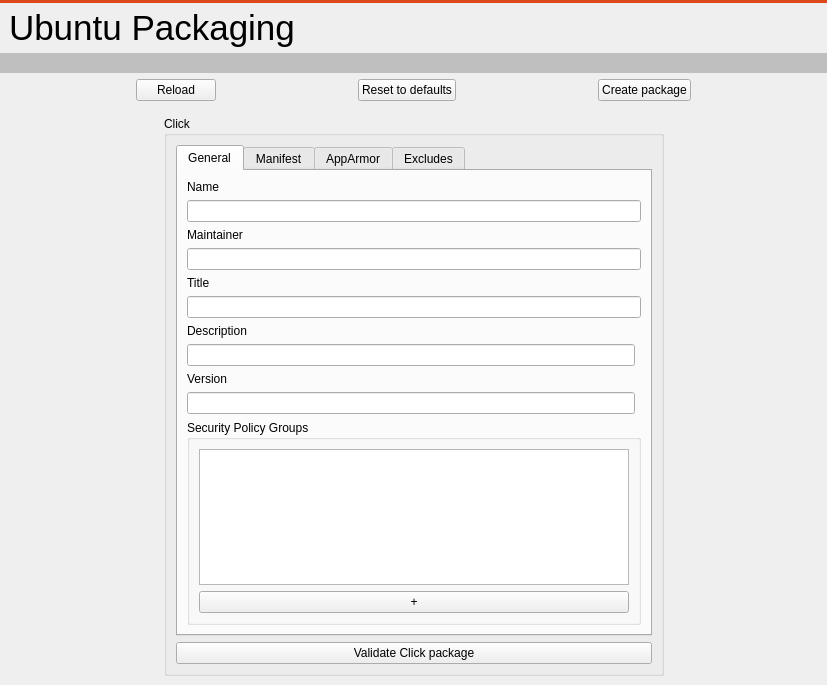
Old version of the form src/ubuntu/ubuntupackagingwidget.ui in the repository runelabs/qtcreator-plugin-ubuntu.
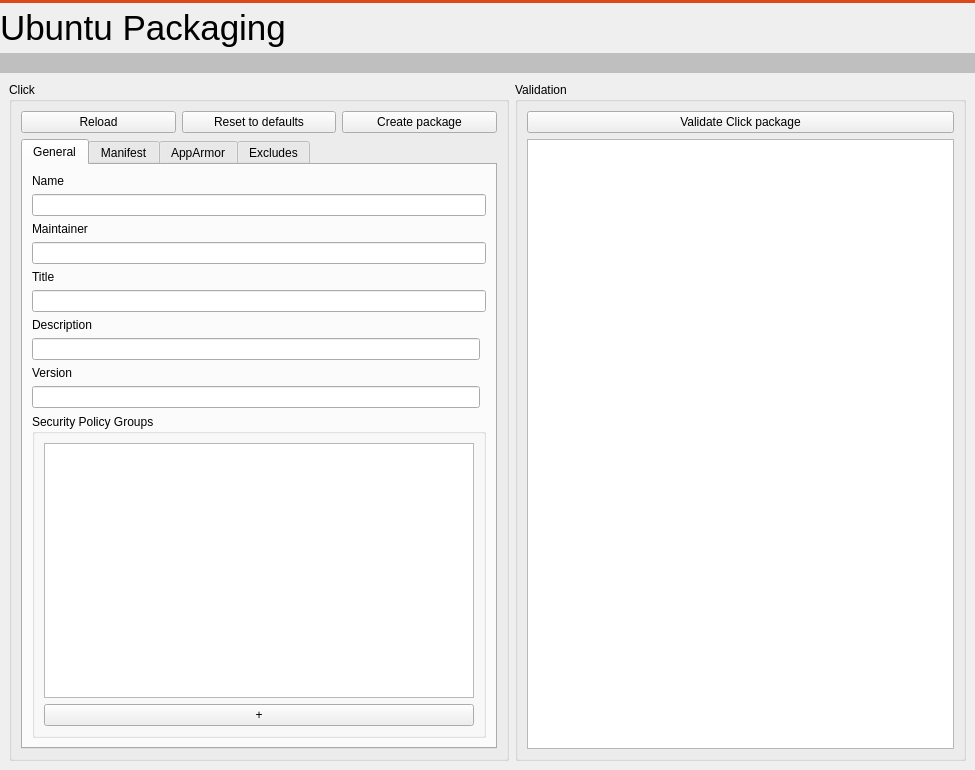
New version of the form.

Commit message: Change location of click validation output, so the user can go back to it

The edit to the form file:
```diff
--- a/src/ubuntu/ubuntupackagingwidget.ui
+++ b/src/ubuntu/ubuntupackagingwidget.ui
@@ -6,8 +6,8 @@
    <rect>
     <x>0</x>
     <y>0</y>
-    <width>827</width>
-    <height>685</height>
+    <width>975</width>
+    <height>770</height>
    </rect>
   </property>
   <property name="windowTitle">
@@ -52,15 +52,9 @@
     </widget>
    </item>
    <item>
-    <layout class="QHBoxLayout" name="horizontalLayout_3">
-     <property name="leftMargin">
-      <number>9</number>
-     </property>
-     <property name="rightMargin">
-      <number>9</number>
-     </property>
+    <layout class="QHBoxLayout" name="horizontalLayout_7">
      <item>
-      <widget class="QLabel" name="label_2">
+      <widget class="QLabel" name="label">
        <property name="minimumSize">
         <size>
          <width>0</width>
@@ -122,130 +116,16 @@
     </widget>
    </item>
    <item>
-    <widget class="QStackedWidget" name="stackedWidget_2">
-     <property name="currentIndex">
-      <number>0</number>
-     </property>
-     <widget class="QWidget" name="pageAvailable">
-      <layout class="QVBoxLayout" name="verticalLayout_7">
-       <property name="leftMargin">
-        <number>0</number>
-       </property>
-       <property name="topMargin">
-        <number>0</number>
-       </property>
-       <property name="rightMargin">
-        <number>0</number>
-       </property>
-       <property name="bottomMargin">
-        <number>0</number>
-       </property>
-       <item>
-        <layout class="QHBoxLayout" name="horizontalLayout_2">
-         <property name="topMargin">
-          <number>6</number>
-         </property>
-         <item>
-          <spacer name="horizontalSpacer_3">
-           <property name="orientation">
-            <enum>Qt::Horizontal</enum>
-           </property>
-           <property name="sizeHint" stdset="0">
-            <size>
-             <width>40</width>
-             <height>20</height>
-            </size>
-           </property>
-          </spacer>
-         </item>
-         <item>
-          <widget class="QPushButton" name="pushButtonReload">
-           <property name="text">
-            <string>Reload</string>
-           </property>
-          </widget>
-         </item>
-         <item>
-          <spacer name="horizontalSpacer_5">
-           <property name="orientation">
-            <enum>Qt::Horizontal</enum>
-           </property>
-           <property name="sizeHint" stdset="0">
-            <size>
-             <width>40</width>
-             <height>20</height>
-            </size>
-           </property>
-          </spacer>
-         </item>
-         <item>
-          <widget class="QPushButton" name="pushButtonReset">
-           <property name="text">
-            <string>Reset to defaults</string>
-           </property>
-          </widget>
-         </item>
-         <item>
-          <spacer name="horizontalSpacer_9">
-           <property name="orientation">
-            <enum>Qt::Horizontal</enum>
-           </property>
-           <property name="sizeHint" stdset="0">
-            <size>
-             <width>40</width>
-             <height>20</height>
-            </size>
-           </property>
-          </spacer>
-         </item>
-         <item>
-          <widget class="QPushButton" name="pushButtonClickPackage">
-           <property name="text">
-            <string>Create package</string>
-           </property>
-          </widget>
-         </item>
-         <item>
-          <spacer name="horizontalSpacer_4">
-           <property name="orientation">
-            <enum>Qt::Horizontal</enum>
-           </property>
-           <property name="sizeHint" stdset="0">
-            <size>
-             <width>40</width>
-             <height>20</height>
-            </size>
-           </property>
-          </spacer>
-         </item>
-        </layout>
-       </item>
-       <item>
         <widget class="QStackedWidget" name="stackedWidget">
          <property name="currentIndex">
           <number>0</number>
          </property>
          <widget class="QWidget" name="page_package">
-          <layout class="QVBoxLayout" name="verticalLayout_4">
+      <layout class="QHBoxLayout" name="horizontalLayout_8">
            <item>
-            <layout class="QHBoxLayout" name="horizontalLayout_4">
-             <item>
-              <spacer name="horizontalSpacer_10">
-               <property name="orientation">
-                <enum>Qt::Horizontal</enum>
-               </property>
-               <property name="sizeHint" stdset="0">
-                <size>
-                 <width>40</width>
-                 <height>20</height>
-                </size>
-               </property>
-              </spacer>
-             </item>
-             <item>
-              <widget class="QGroupBox" name="groupBox">
+        <widget class="QGroupBox" name="groupBox_5">
                <property name="sizePolicy">
-                <sizepolicy hsizetype="MinimumExpanding" vsizetype="Preferred">
+          <sizepolicy hsizetype="Minimum" vsizetype="Preferred">
                  <horstretch>0</horstretch>
                  <verstretch>0</verstretch>
                 </sizepolicy>
@@ -259,8 +139,29 @@
                <property name="title">
                 <string>Click</string>
                </property>
-               <layout class="QVBoxLayout" name="verticalLayout_5">
-                <item>
+         <layout class="QGridLayout" name="gridLayout">
+          <item row="0" column="0">
+           <widget class="QPushButton" name="pushButtonReload">
+            <property name="text">
+             <string>Reload</string>
+            </property>
+           </widget>
+          </item>
+          <item row="0" column="1">
+           <widget class="QPushButton" name="pushButtonReset">
+            <property name="text">
+             <string>Reset to defaults</string>
+            </property>
+           </widget>
+          </item>
+          <item row="0" column="2">
+           <widget class="QPushButton" name="pushButtonClickPackage">
+            <property name="text">
+             <string>Create package</string>
+            </property>
+           </widget>
+          </item>
+          <item row="1" column="0" colspan="3">
                  <widget class="QTabWidget" name="tabWidget">
                   <property name="currentIndex">
                    <number>0</number>
@@ -274,7 +175,7 @@
                      <widget class="QLineEdit" name="lineEdit_description"/>
                     </item>
                     <item row="1" column="0">
-                     <widget class="QLabel" name="label">
+               <widget class="QLabel" name="label_12">
                       <property name="text">
                        <string>Name</string>
                       </property>
@@ -330,7 +231,7 @@
                       <property name="title">
                        <string>Security Policy Groups</string>
                       </property>
-                      <layout class="QVBoxLayout" name="verticalLayout">
+                <layout class="QVBoxLayout" name="verticalLayout_19">
                        <item>
                         <widget class="QListWidget" name="listWidget">
                          <property name="alternatingRowColors">
@@ -339,7 +240,7 @@
                         </widget>
                        </item>
                        <item>
-                        <layout class="QHBoxLayout" name="horizontalLayout">
+                  <layout class="QHBoxLayout" name="horizontalLayout_9">
                          <item>
                           <widget class="QPushButton" name="pushButton_addpolicy">
                            <property name="text">
@@ -393,6 +294,15 @@
                   </widget>
                  </widget>
                 </item>
+         </layout>
+        </widget>
+       </item>
+       <item>
+        <widget class="QGroupBox" name="groupBox_7">
+         <property name="title">
+          <string>Validation</string>
+         </property>
+         <layout class="QVBoxLayout" name="verticalLayout">
                 <item>
                  <widget class="QPushButton" name="pushButtonReviewersTools">
                   <property name="text">
@@ -400,23 +310,11 @@
                   </property>
                  </widget>
                 </item>
-               </layout>
-              </widget>
-             </item>
              <item>
-              <spacer name="horizontalSpacer_6">
-               <property name="orientation">
-                <enum>Qt::Horizontal</enum>
-               </property>
-               <property name="sizeHint" stdset="0">
-                <size>
-                 <width>40</width>
-                 <height>20</height>
-                </size>
-               </property>
-              </spacer>
-             </item>
-            </layout>
+           <widget class="QPlainTextEdit" name="plainTextEditPackageReview"/>
+          </item>
+         </layout>
+        </widget>
            </item>
           </layout>
          </widget>
@@ -431,61 +329,6 @@
               <number>-1</number>
              </property>
             </widget>
-           </item>
-          </layout>
-         </widget>
-         <widget class="QWidget" name="pagePackageReviewTools">
-          <layout class="QVBoxLayout" name="verticalLayout_9">
-           <item>
-            <widget class="QPlainTextEdit" name="plainTextEditPackageReview"/>
-           </item>
-           <item>
-            <widget class="QPushButton" name="pushButtonClosePackageReviewTools">
-             <property name="text">
-              <string>Close</string>
-             </property>
-            </widget>
-           </item>
-          </layout>
-         </widget>
-        </widget>
-       </item>
-      </layout>
-     </widget>
-     <widget class="QWidget" name="pageNotAvailable">
-      <layout class="QHBoxLayout" name="horizontalLayout_5">
-       <item>
-        <spacer name="horizontalSpacer_7">
-         <property name="orientation">
-          <enum>Qt::Horizontal</enum>
-         </property>
-         <property name="sizeHint" stdset="0">
-          <size>
-           <width>227</width>
-           <height>20</height>
-          </size>
-         </property>
-        </spacer>
-       </item>
-       <item>
-        <widget class="QLabel" name="label_5">
-         <property name="text">
-          <string>Click packaging is only available for QML projects.</string>
-         </property>
-        </widget>
-       </item>
-       <item>
-        <spacer name="horizontalSpacer_8">
-         <property name="orientation">
-          <enum>Qt::Horizontal</enum>
-         </property>
-         <property name="sizeHint" stdset="0">
-          <size>
-           <width>227</width>
-           <height>20</height>
-          </size>
-         </property>
-        </spacer>
        </item>
       </layout>
      </widget>
```
Left out of the diff: 24 changed lines with no effect on the pictures. Lines whose indentation alone changed are shown as unchanged. The commit also changes 1 other file.
